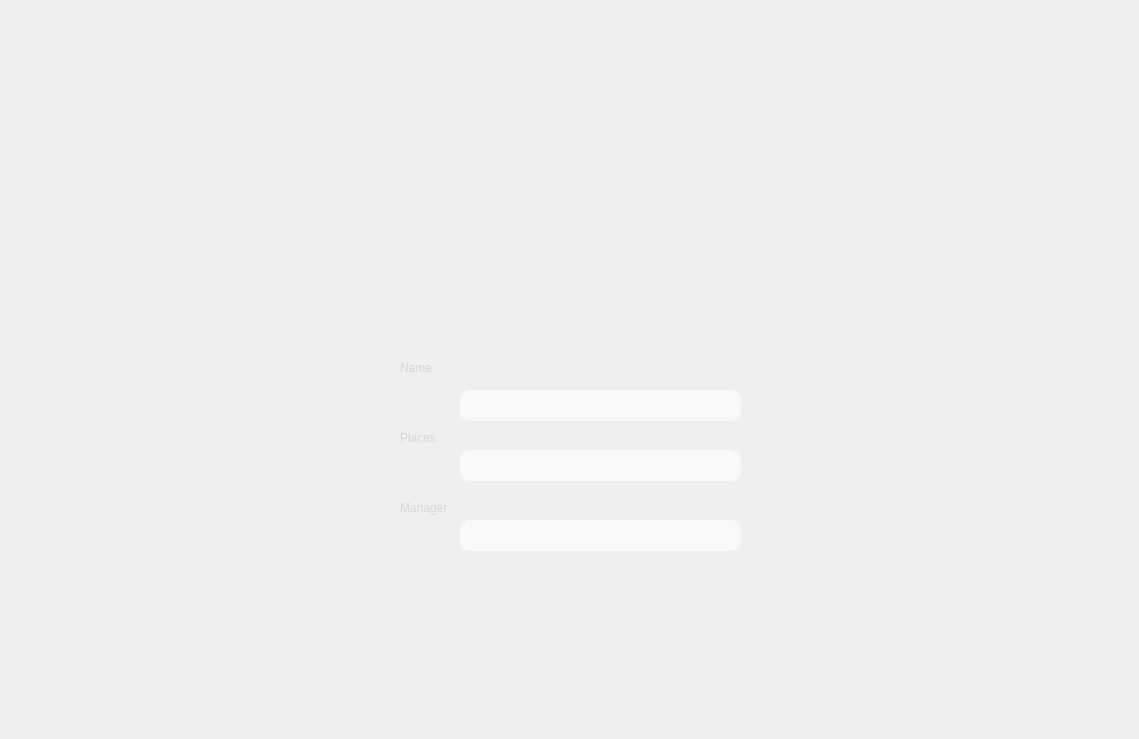
This is add_restaurant.ui in worldroot/SmartUniversity as Qt 5 draws it before an edit. The edited form follows.
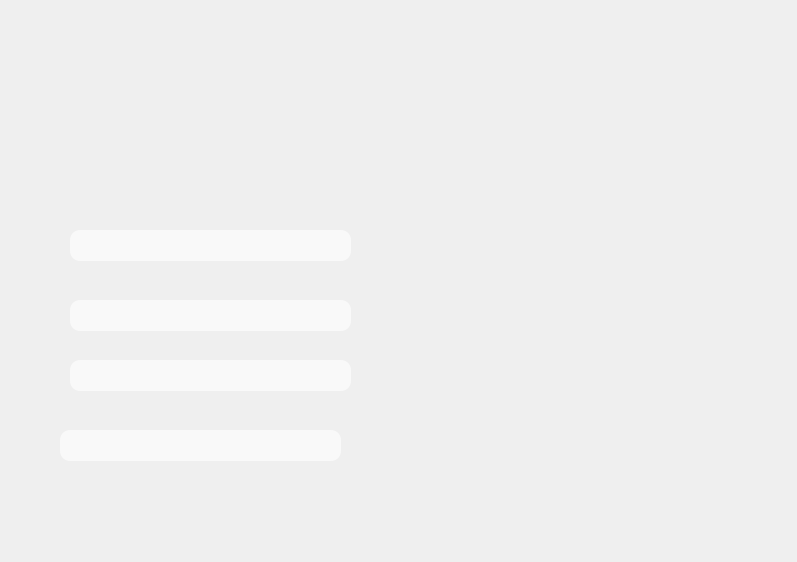
This is the edited form. Icons and pictures are not drawn.

The edit to the form file:
```diff
--- a/add_restaurant.ui
+++ b/add_restaurant.ui
@@ -6,8 +6,8 @@
    <rect>
     <x>0</x>
     <y>0</y>
-    <width>1139</width>
-    <height>739</height>
+    <width>797</width>
+    <height>562</height>
    </rect>
   </property>
   <property name="maximumSize">
@@ -25,8 +25,8 @@
   <widget class="QLineEdit" name="lineEdit">
    <property name="geometry">
     <rect>
-     <x>460</x>
-     <y>390</y>
+     <x>70</x>
+     <y>230</y>
      <width>281</width>
      <height>31</height>
     </rect>
@@ -41,8 +41,8 @@
   <widget class="QLineEdit" name="lineEdit_2">
    <property name="geometry">
     <rect>
-     <x>460</x>
-     <y>450</y>
+     <x>70</x>
+     <y>300</y>
      <width>281</width>
      <height>31</height>
     </rect>
@@ -59,8 +59,8 @@
   <widget class="QLineEdit" name="lineEdit_3">
    <property name="geometry">
     <rect>
-     <x>460</x>
-     <y>520</y>
+     <x>70</x>
+     <y>360</y>
      <width>281</width>
      <height>31</height>
     </rect>
@@ -98,72 +98,27 @@
     <string/>
    </property>
   </widget>
-  <widget class="QLabel" name="Name">
+  <widget class="QLineEdit" name="lineEdit_menu">
    <property name="geometry">
     <rect>
-     <x>400</x>
-     <y>360</y>
-     <width>41</width>
-     <height>16</height>
-    </rect>
-   </property>
-   <property name="styleSheet">
-    <string notr="true">#Name{
-background: transparent;
-border-radius: 20px;
-color: rgba(212, 214, 215, 1);
-}</string>
-   </property>
-   <property name="text">
-    <string>Name</string>
-   </property>
-  </widget>
-  <widget class="QLabel" name="Places">
-   <property name="geometry">
-    <rect>
-     <x>400</x>
+     <x>60</x>
      <y>430</y>
-     <width>41</width>
-     <height>16</height>
+     <width>281</width>
+     <height>31</height>
     </rect>
    </property>
    <property name="styleSheet">
-    <string notr="true">#Places{
-background: transparent;
-border-radius: 20px;
-color: rgba(212, 214, 215, 1);
-}</string>
+    <string notr="true">background: #f9f9f9;
+border-radius: 10px;
+color:&quot;dark&quot;</string>
    </property>
-   <property name="text">
-    <string>Places</string>
-   </property>
   </widget>
-  <widget class="QLabel" name="Manager">
+  <widget class="QPushButton" name="send">
    <property name="geometry">
     <rect>
-     <x>400</x>
-     <y>500</y>
-     <width>61</width>
-     <height>16</height>
-    </rect>
-   </property>
-   <property name="styleSheet">
-    <string notr="true">#Manager{
-background: transparent;
-border-radius: 20px;
-color: rgba(212, 214, 215, 1);
-}</string>
-   </property>
-   <property name="text">
-    <string>Manager</string>
-   </property>
-  </widget>
-  <widget class="QFrame" name="send">
-   <property name="geometry">
-    <rect>
-     <x>630</x>
-     <y>650</y>
-     <width>101</width>
+     <x>230</x>
+     <y>490</y>
+     <width>121</width>
      <height>41</height>
     </rect>
    </property>
@@ -180,11 +135,48 @@
 
 }</string>
    </property>
-   <property name="frameShape">
-    <enum>QFrame::StyledPanel</enum>
+   <property name="text">
+    <string/>
    </property>
-   <property name="frameShadow">
-    <enum>QFrame::Raised</enum>
+  </widget>
+  <widget class="QTableView" name="table">
+   <property name="geometry">
+    <rect>
+     <x>420</x>
+     <y>150</y>
+     <width>331</width>
+     <height>371</height>
+    </rect>
+   </property>
+   <property name="styleSheet">
+    <string notr="true">background:transparent;
+border:transparent;</string>
+   </property>
+  </widget>
+  <widget class="QPushButton" name="cancel">
+   <property name="geometry">
+    <rect>
+     <x>80</x>
+     <y>490</y>
+     <width>121</width>
+     <height>41</height>
+    </rect>
+   </property>
+   <property name="styleSheet">
+    <string notr="true">#cancel{
+border: transparent;
+border-radius: 20px;
+background: transparent;
+
+}
+
+#cancel:hover{
+background:rgba(46, 204, 113, 0.2);
+
+}</string>
+   </property>
+   <property name="text">
+    <string/>
    </property>
   </widget>
  </widget>
```
Left out of the diff: 9 changed lines with no effect on the pictures.
